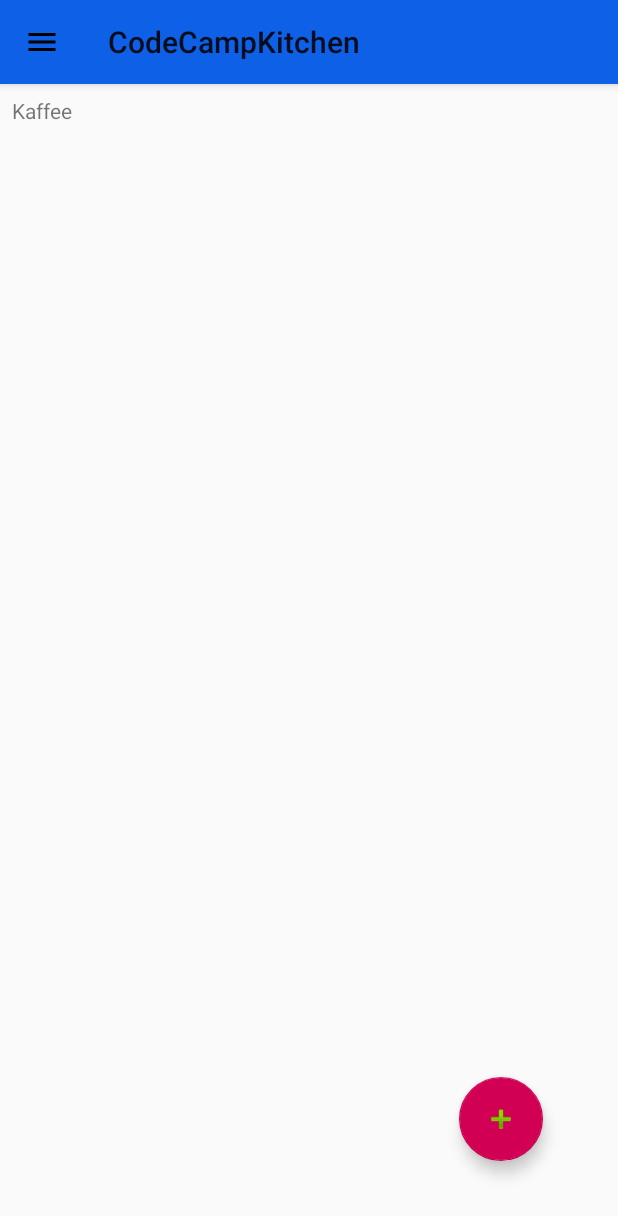
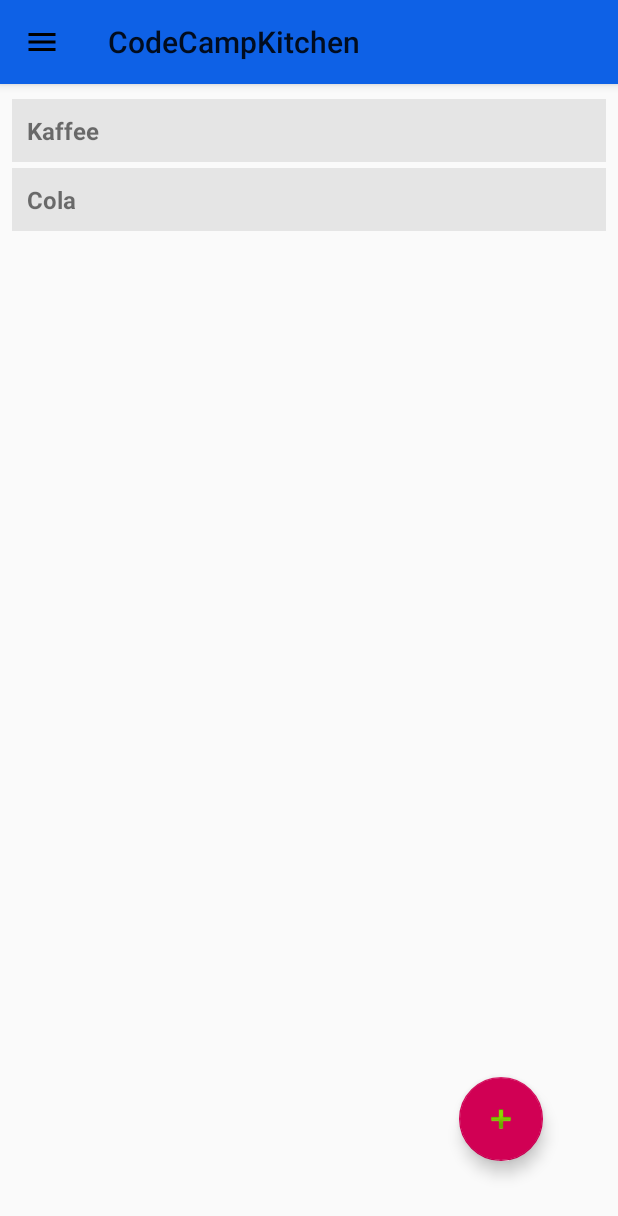
Before and after one commit to chef-coders/ComTec-Kitchen, an Android app: the screen it shows after launch (MainActivity), on a phone screen of 412 x 824 dp. Shown: the top 1216 px of the screen. Run offline under Robolectric (Android 15) with nearby library versions, the phone set to English and light mode, and no system bars.

Commit message:
relative layout in item_view

```diff
--- a/app/src/main/java/de/unikassel/chefcoders/codecampkitchen/ui/recyclerview/ItemViewHolder.java
+++ b/app/src/main/java/de/unikassel/chefcoders/codecampkitchen/ui/recyclerview/ItemViewHolder.java
@@ -1,5 +1,6 @@
 package de.unikassel.chefcoders.codecampkitchen.ui.recyclerview;
 
+import android.graphics.Color;
 import android.support.annotation.NonNull;
 import android.support.v7.widget.RecyclerView;
 import android.view.View;
@@ -9,12 +10,15 @@ import de.unikassel.chefcoders.codecampkitchen.R;
 
 public class ItemViewHolder extends RecyclerView.ViewHolder
 {
-	public TextView textView;
+	private View itemView;
+	private TextView textView;
 
 	public ItemViewHolder(View itemView)
 	{
 		super(itemView);
-		this.textView = itemView.findViewById(R.id.text);
+		this.itemView = itemView;
+		this.textView = itemView.findViewById(R.id.title);
+		this.itemView.setBackgroundColor(Color.parseColor("#e5e5e5"));
 	}
 
 	public void showText(String s)
--- a/app/src/main/res/layout/item_view.xml
+++ b/app/src/main/res/layout/item_view.xml
@@ -1,11 +1,21 @@
 <?xml version="1.0" encoding="utf-8"?>
-<LinearLayout xmlns:android="http://schemas.android.com/apk/res/android"
+<RelativeLayout xmlns:android="http://schemas.android.com/apk/res/android"
+android:layout_width="match_parent"
+android:layout_height="wrap_content"
+android:background="?android:attr/selectableItemBackground"
+android:clickable="true"
+android:focusable="true"
+android:orientation="vertical"
+android:layout_marginBottom="2dp"
+android:layout_marginTop="2dp"
+android:padding="10dp">
+
+<TextView
+    android:id="@+id/title"
     android:layout_width="match_parent"
-    android:layout_height="match_parent"
-    android:orientation="vertical" >
+    android:layout_height="wrap_content"
+    android:layout_alignParentTop="true"
+    android:textSize="16dp"
+    android:textStyle="bold" />
 
-    <TextView android:id="@+id/text"
-        android:layout_width="wrap_content"
-        android:layout_height="wrap_content"
-        android:text="Hello, I am a TextView" />
-</LinearLayout>
+</RelativeLayout>
```
